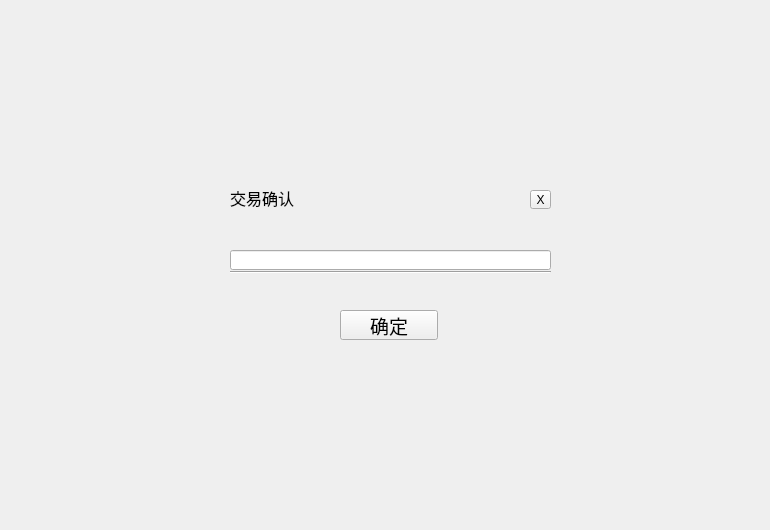
Old version of the form capitalTransferPage/PasswordConfirmWidget.ui in the repository HcashOrg/hx-indicator.
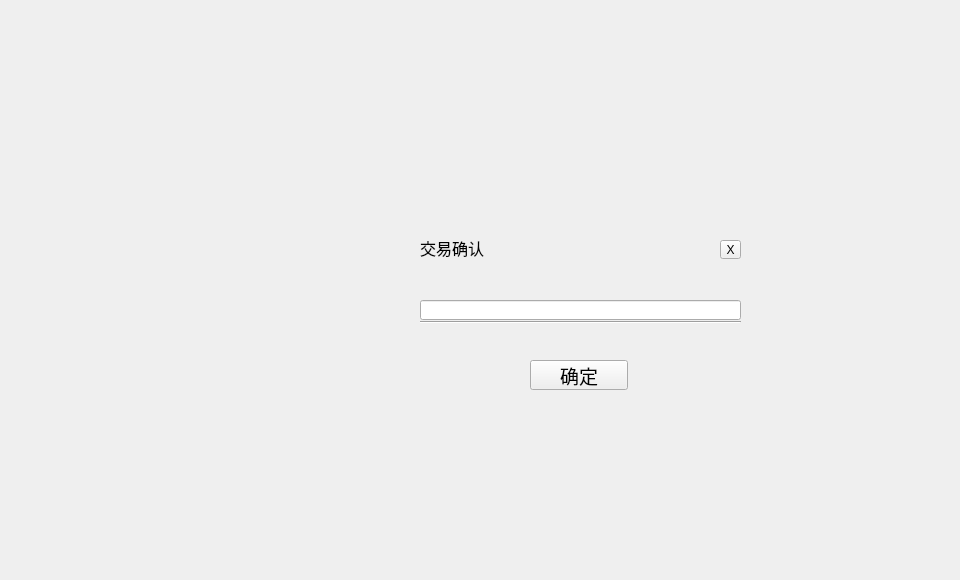
New version of the form.

```diff
--- a/capitalTransferPage/PasswordConfirmWidget.ui
+++ b/capitalTransferPage/PasswordConfirmWidget.ui
@@ -6,8 +6,8 @@
    <rect>
     <x>0</x>
     <y>0</y>
-    <width>770</width>
-    <height>530</height>
+    <width>960</width>
+    <height>580</height>
    </rect>
   </property>
   <property name="windowTitle">
@@ -16,8 +16,8 @@
   <widget class="QLabel" name="label">
    <property name="geometry">
     <rect>
-     <x>230</x>
-     <y>182</y>
+     <x>420</x>
+     <y>232</y>
      <width>91</width>
      <height>31</height>
     </rect>
@@ -34,8 +34,8 @@
   <widget class="QToolButton" name="toolButton_cancel">
    <property name="geometry">
     <rect>
-     <x>530</x>
-     <y>190</y>
+     <x>720</x>
+     <y>240</y>
      <width>21</width>
      <height>19</height>
     </rect>
@@ -47,8 +47,8 @@
   <widget class="QLineEdit" name="lineEdit">
    <property name="geometry">
     <rect>
-     <x>230</x>
-     <y>250</y>
+     <x>420</x>
+     <y>300</y>
      <width>321</width>
      <height>20</height>
     </rect>
@@ -57,8 +57,8 @@
   <widget class="Line" name="line">
    <property name="geometry">
     <rect>
-     <x>230</x>
-     <y>264</y>
+     <x>420</x>
+     <y>314</y>
      <width>321</width>
      <height>16</height>
     </rect>
@@ -70,8 +70,8 @@
   <widget class="QToolButton" name="toolButton_confirm">
    <property name="geometry">
     <rect>
-     <x>340</x>
-     <y>310</y>
+     <x>530</x>
+     <y>360</y>
      <width>98</width>
      <height>30</height>
     </rect>
```
